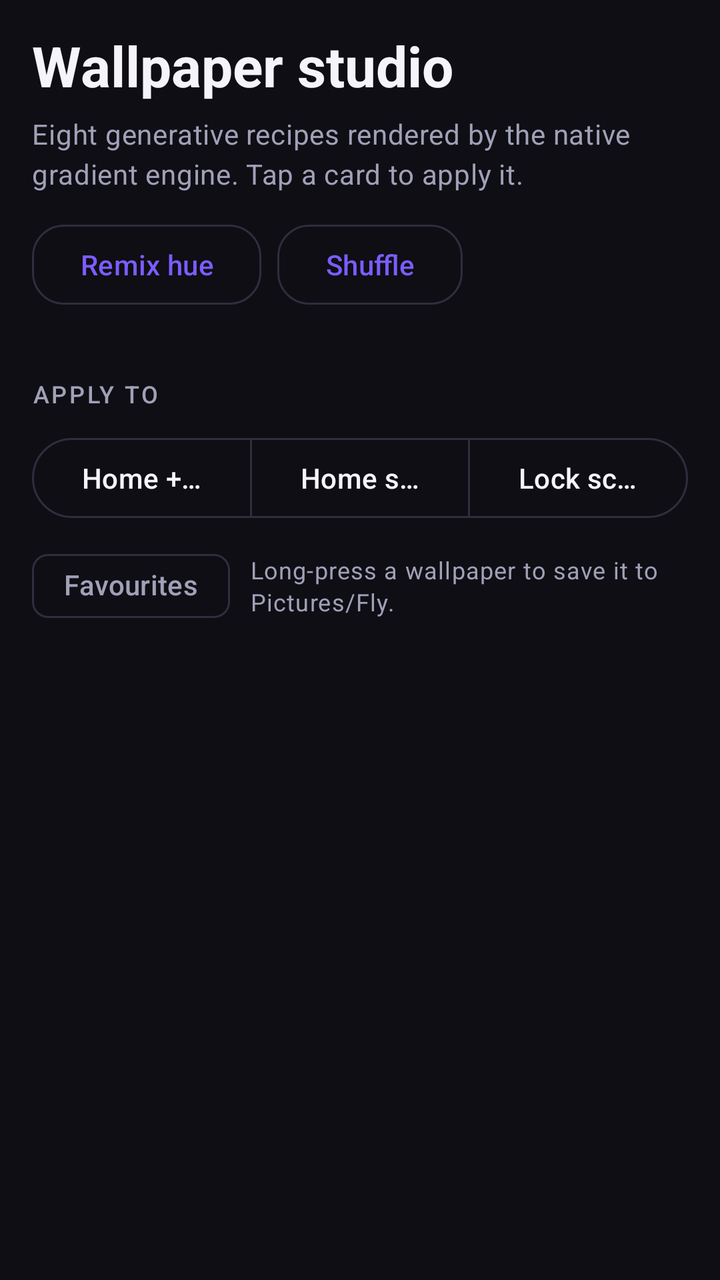
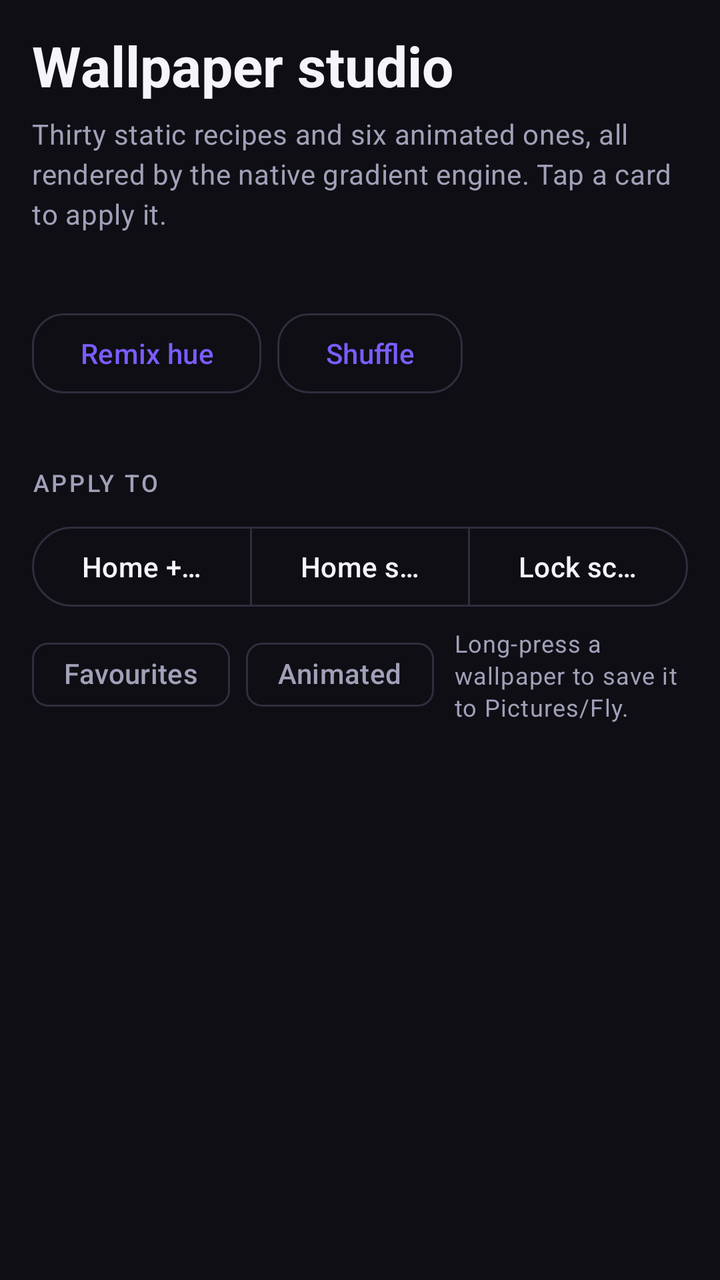

An Android layout rendered at two revisions. The XML below is the earlier revision; the diff shows what the commit changed to produce the second picture.
<!-- AndroidManifest.xml: application theme Theme.Fly.Dark -->
<!-- res/layout/fragment_wallpapers.xml -->
<?xml version="1.0" encoding="utf-8"?>
<LinearLayout xmlns:android="http://schemas.android.com/apk/res/android"
    xmlns:app="http://schemas.android.com/apk/res-auto"
    android:layout_width="match_parent"
    android:layout_height="match_parent"
    android:orientation="vertical"
    android:paddingLeft="16dp"
    android:paddingTop="8dp"
    android:paddingRight="16dp">

    <TextView
        style="@style/Fly.Hero"
        android:text="@string/wallpapers_title" />

    <TextView
        style="@style/Fly.Body"
        android:layout_marginTop="6dp"
        android:text="@string/wallpapers_subtitle" />

    <LinearLayout
        android:layout_width="match_parent"
        android:layout_height="wrap_content"
        android:layout_marginTop="12dp"
        android:gravity="center_vertical"
        android:orientation="horizontal">

        <com.google.android.material.button.MaterialButton
            android:id="@+id/btnRemix"
            style="@style/Fly.OutlinedButton"
            android:text="@string/btn_remix" />

        <com.google.android.material.button.MaterialButton
            android:id="@+id/btnShuffle"
            style="@style/Fly.OutlinedButton"
            android:layout_marginStart="8dp"
            android:text="@string/btn_shuffle" />

        <ProgressBar
            android:id="@+id/applyProgress"
            android:layout_width="22dp"
            android:layout_height="22dp"
            android:layout_marginStart="10dp"
            android:indeterminateTint="?attr/colorPrimary"
            android:visibility="gone" />
    </LinearLayout>

    <TextView
        android:id="@+id/txtHueShift"
        style="@style/Fly.Caption"
        android:layout_marginTop="4dp" />

    <TextView
        style="@style/Fly.Section"
        android:layout_marginTop="12dp"
        android:text="@string/apply_target_label" />

    <com.google.android.material.button.MaterialButtonToggleGroup
        android:id="@+id/targetGroup"
        android:layout_width="match_parent"
        android:layout_height="wrap_content"
        app:selectionRequired="true"
        app:singleSelection="true">

        <com.google.android.material.button.MaterialButton
            android:id="@+id/btnTargetBoth"
            style="?attr/materialButtonOutlinedStyle"
            android:layout_width="0dp"
            android:layout_height="wrap_content"
            android:layout_weight="1"
            android:text="@string/target_both" />

        <com.google.android.material.button.MaterialButton
            android:id="@+id/btnTargetHome"
            style="?attr/materialButtonOutlinedStyle"
            android:layout_width="0dp"
            android:layout_height="wrap_content"
            android:layout_weight="1"
            android:text="@string/target_home" />

        <com.google.android.material.button.MaterialButton
            android:id="@+id/btnTargetLock"
            style="?attr/materialButtonOutlinedStyle"
            android:layout_width="0dp"
            android:layout_height="wrap_content"
            android:layout_weight="1"
            android:text="@string/target_lock" />
    </com.google.android.material.button.MaterialButtonToggleGroup>

    <LinearLayout
        android:layout_width="match_parent"
        android:layout_height="wrap_content"
        android:layout_marginTop="6dp"
        android:gravity="center_vertical"
        android:orientation="horizontal">

        <com.google.android.material.chip.Chip
            android:id="@+id/chipFavorites"
            style="@style/Widget.Material3.Chip.Filter"
            android:layout_width="wrap_content"
            android:layout_height="wrap_content"
            android:checkable="true"
            android:text="@string/btn_favorites" />

        <TextView
            style="@style/Fly.Caption"
            android:layout_width="0dp"
            android:layout_marginStart="10dp"
            android:layout_weight="1"
            android:text="@string/hint_long_press_save" />
    </LinearLayout>

    <TextView
        android:id="@+id/txtWallpapersEmpty"
        style="@style/Fly.Body"
        android:layout_marginTop="10dp"
        android:text="@string/wallpapers_empty_favorites"
        android:visibility="gone" />

    <androidx.recyclerview.widget.RecyclerView
        android:id="@+id/wallpaperGrid"
        android:layout_width="match_parent"
        android:layout_height="0dp"
        android:layout_marginTop="6dp"
        android:layout_weight="1"
        android:clipToPadding="false"
        android:paddingBottom="10dp" />

</LinearLayout>
<!-- resources referenced by this layout -->
<resources>
  <string name="apply_target_label">Apply to</string>
  <string name="btn_favorites">Favourites</string>
  <string name="btn_remix">Remix hue</string>
  <string name="btn_shuffle">Shuffle</string>
  <string name="hint_long_press_save">Long-press a wallpaper to save it to Pictures/Fly.</string>
  <string name="target_both">Home + lock</string>
  <string name="target_home">Home screen</string>
  <string name="target_lock">Lock screen</string>
  <string name="wallpapers_empty_favorites">No favourites yet — tap the star on any wallpaper.</string>
  <string name="wallpapers_subtitle">Eight generative recipes rendered by the native gradient engine. Tap a card to apply it.</string>
  <string name="wallpapers_title">Wallpaper studio</string>
  <style name="Fly.Body" parent="TextAppearance.Material3.BodyMedium">
          <item name="android:layout_width">match_parent</item>
          <item name="android:layout_height">wrap_content</item>
          <item name="android:textColor">?attr/colorOnSurfaceVariant</item>
          <item name="android:lineSpacingExtra">3dp</item>
      </style>
  <style name="Fly.Caption" parent="TextAppearance.Material3.BodySmall">
          <item name="android:layout_width">wrap_content</item>
          <item name="android:layout_height">wrap_content</item>
          <item name="android:textColor">?attr/colorOnSurfaceVariant</item>
      </style>
  <style name="Fly.Hero" parent="TextAppearance.Material3.HeadlineMedium">
          <item name="android:layout_width">match_parent</item>
          <item name="android:layout_height">wrap_content</item>
          <item name="android:layout_marginTop">6dp</item>
          <item name="android:textColor">?attr/colorOnSurface</item>
          <item name="android:textStyle">bold</item>
      </style>
  <style name="Fly.OutlinedButton" parent="Widget.Material3.Button.OutlinedButton">
          <item name="android:layout_width">wrap_content</item>
          <item name="android:layout_height">wrap_content</item>
          <item name="cornerRadius">16dp</item>
      </style>
  <style name="Fly.Section" parent="TextAppearance.Material3.LabelMedium">
          <item name="android:layout_width">match_parent</item>
          <item name="android:layout_height">wrap_content</item>
          <item name="android:textAllCaps">true</item>
          <item name="android:letterSpacing">0.1</item>
          <item name="android:textColor">?attr/colorOnSurfaceVariant</item>
          <item name="android:layout_marginBottom">10dp</item>
      </style>
  <color name="surface_dark">#0E0E14</color>
  <color name="surface_container_dark">#17171F</color>
  <color name="surface_container_high_dark">#1F1F2A</color>
  <color name="surface_variant_dark">#232330</color>
  <color name="on_surface_dark">#F4F4FA</color>
  <color name="on_surface_variant_dark">#A0A0B8</color>
  <color name="outline_dark">#2E2E3E</color>
  <color name="outline_variant_dark">#26262F</color>
  <color name="fly_brand">#7C5CFF</color>
  <color name="accent_on">#FFFFFF</color>
  <!-- unchanged entries left out for length: 2 -->
</resources>

<!-- the commit's change to res/layout/fragment_wallpapers.xml (unified diff, before → after) -->
@@ -16,6 +16,11 @@
         style="@style/Fly.Body"
         android:layout_marginTop="6dp"
         android:text="@string/wallpapers_subtitle" />
+
+    <TextView
+        android:id="@+id/txtLiveStatus"
+        style="@style/Fly.Caption"
+        android:layout_marginTop="8dp" />
 
     <LinearLayout
         android:layout_width="match_parent"
@@ -50,6 +55,7 @@
         android:layout_marginTop="4dp" />
 
     <TextView
+        android:id="@+id/applyTargetLabel"
         style="@style/Fly.Section"
         android:layout_marginTop="12dp"
         android:text="@string/apply_target_label" />
@@ -101,6 +107,15 @@
             android:checkable="true"
             android:text="@string/btn_favorites" />
 
+        <com.google.android.material.chip.Chip
+            android:id="@+id/chipAnimated"
+            style="@style/Widget.Material3.Chip.Filter"
+            android:layout_width="wrap_content"
+            android:layout_height="wrap_content"
+            android:layout_marginStart="8dp"
+            android:checkable="true"
+            android:text="@string/btn_animated" />
+
         <TextView
             style="@style/Fly.Caption"
             android:layout_width="0dp"
@@ -116,6 +131,13 @@
         android:text="@string/wallpapers_empty_favorites"
         android:visibility="gone" />
 
+    <TextView
+        android:id="@+id/txtAnimatedCaption"
+        style="@style/Fly.Body"
+        android:layout_marginTop="10dp"
+        android:text="@string/live_section_hint"
+        android:visibility="gone" />
+
     <androidx.recyclerview.widget.RecyclerView
         android:id="@+id/wallpaperGrid"
         android:layout_width="match_parent"
@@ -125,4 +147,14 @@
         android:clipToPadding="false"
         android:paddingBottom="10dp" />
 
+    <androidx.recyclerview.widget.RecyclerView
+        android:id="@+id/animatedGrid"
+        android:layout_width="match_parent"
+        android:layout_height="0dp"
+        android:layout_marginTop="6dp"
+        android:layout_weight="1"
+        android:clipToPadding="false"
+        android:paddingBottom="10dp"
+        android:visibility="gone" />
+
 </LinearLayout>
<!-- resource entries referenced after the edit -->
@@ -1,15 +1,17 @@
 <!-- resources referenced by this layout -->
 <resources>
   <string name="apply_target_label">Apply to</string>
+  <string name="btn_animated">Animated</string>
   <string name="btn_favorites">Favourites</string>
   <string name="btn_remix">Remix hue</string>
   <string name="btn_shuffle">Shuffle</string>
   <string name="hint_long_press_save">Long-press a wallpaper to save it to Pictures/Fly.</string>
+  <string name="live_section_hint">These run as a real live wallpaper through FlyWallpaperService, rendered frame by frame by libflycore.so.</string>
   <string name="target_both">Home + lock</string>
   <string name="target_home">Home screen</string>
   <string name="target_lock">Lock screen</string>
   <string name="wallpapers_empty_favorites">No favourites yet — tap the star on any wallpaper.</string>
-  <string name="wallpapers_subtitle">Eight generative recipes rendered by the native gradient engine. Tap a card to apply it.</string>
+  <string name="wallpapers_subtitle">Thirty static recipes and six animated ones, all rendered by the native gradient engine. Tap a card to apply it.</string>
   <string name="wallpapers_title">Wallpaper studio</string>
   <style name="Fly.Body" parent="TextAppearance.Material3.BodyMedium">
           <item name="android:layout_width">match_parent</item>
